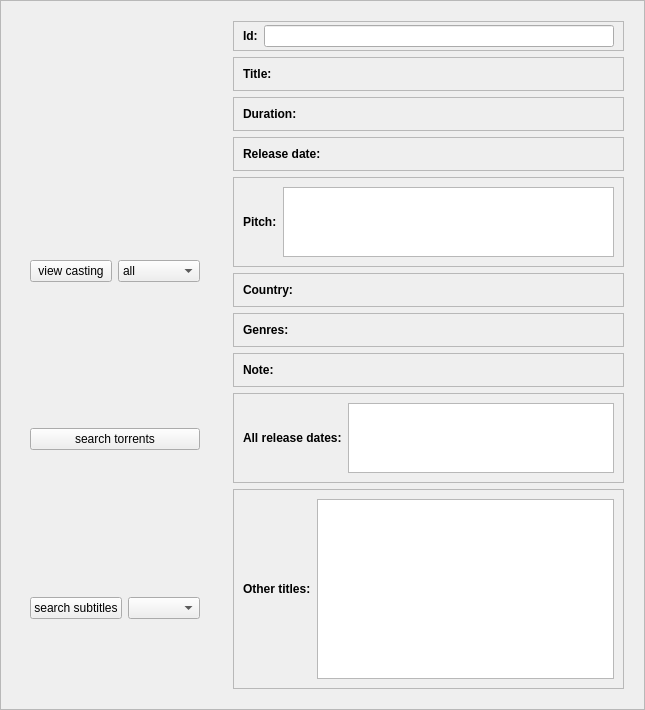
The window that weboob/applications/qcineoob/ui/movie.ui (laurentb/weboob) describes before a commit, drawn with Qt 5.
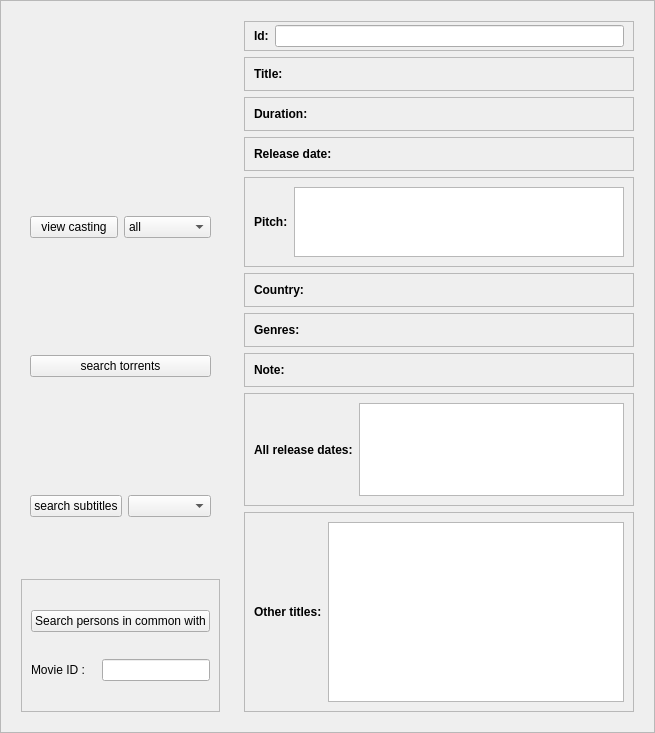
The same window after the commit.

Commit message: [qcineoob] persons in common implemented in movie page

```diff
--- a/weboob/applications/qcineoob/ui/movie.ui
+++ b/weboob/applications/qcineoob/ui/movie.ui
@@ -6,8 +6,8 @@
    <rect>
     <x>0</x>
     <y>0</y>
-    <width>645</width>
-    <height>600</height>
+    <width>655</width>
+    <height>733</height>
    </rect>
   </property>
   <property name="sizePolicy">
@@ -141,6 +141,52 @@
         </layout>
        </widget>
       </item>
+      <item>
+       <widget class="QFrame" name="frame_15">
+        <property name="frameShape">
+         <enum>QFrame::StyledPanel</enum>
+        </property>
+        <property name="frameShadow">
+         <enum>QFrame::Raised</enum>
+        </property>
+        <layout class="QVBoxLayout" name="verticalLayout_3">
+         <item>
+          <widget class="QPushButton" name="personsInCommonButton">
+           <property name="text">
+            <string>Search persons in common with</string>
+           </property>
+          </widget>
+         </item>
+         <item>
+          <layout class="QHBoxLayout" name="horizontalLayout_15">
+           <item>
+            <widget class="QLabel" name="label_11">
+             <property name="sizePolicy">
+              <sizepolicy hsizetype="Minimum" vsizetype="Preferred">
+               <horstretch>0</horstretch>
+               <verstretch>0</verstretch>
+              </sizepolicy>
+             </property>
+             <property name="text">
+              <string>Movie ID :</string>
+             </property>
+            </widget>
+           </item>
+           <item>
+            <widget class="QLineEdit" name="personsInCommonEdit">
+             <property name="sizePolicy">
+              <sizepolicy hsizetype="Preferred" vsizetype="Fixed">
+               <horstretch>0</horstretch>
+               <verstretch>0</verstretch>
+              </sizepolicy>
+             </property>
+            </widget>
+           </item>
+          </layout>
+         </item>
+        </layout>
+       </widget>
+      </item>
      </layout>
     </widget>
    </item>
```
The commit also changes 2 other files.
